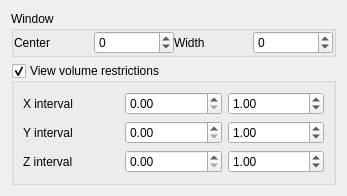
Before: the Qt Designer form src/GUI/widgets/ViewerControls.ui in JanKolomaznik/MedV4D, drawn with Qt 5.
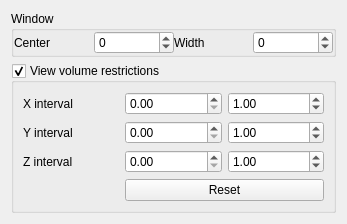
After: the same form once the commit is applied.

```diff
--- a/src/GUI/widgets/ViewerControls.ui
+++ b/src/GUI/widgets/ViewerControls.ui
@@ -7,7 +7,7 @@
     <x>0</x>
     <y>0</y>
     <width>347</width>
-    <height>192</height>
+    <height>222</height>
    </rect>
   </property>
   <property name="windowTitle">
@@ -151,6 +151,13 @@
         </property>
        </widget>
       </item>
+      <item row="3" column="1" colspan="2">
+       <widget class="QPushButton" name="volumeRestrictionsResetButton">
+        <property name="text">
+         <string>Reset</string>
+        </property>
+       </widget>
+      </item>
      </layout>
     </widget>
    </item>
```
Left out of the diff: 79 changed lines with no effect on the pictures.
